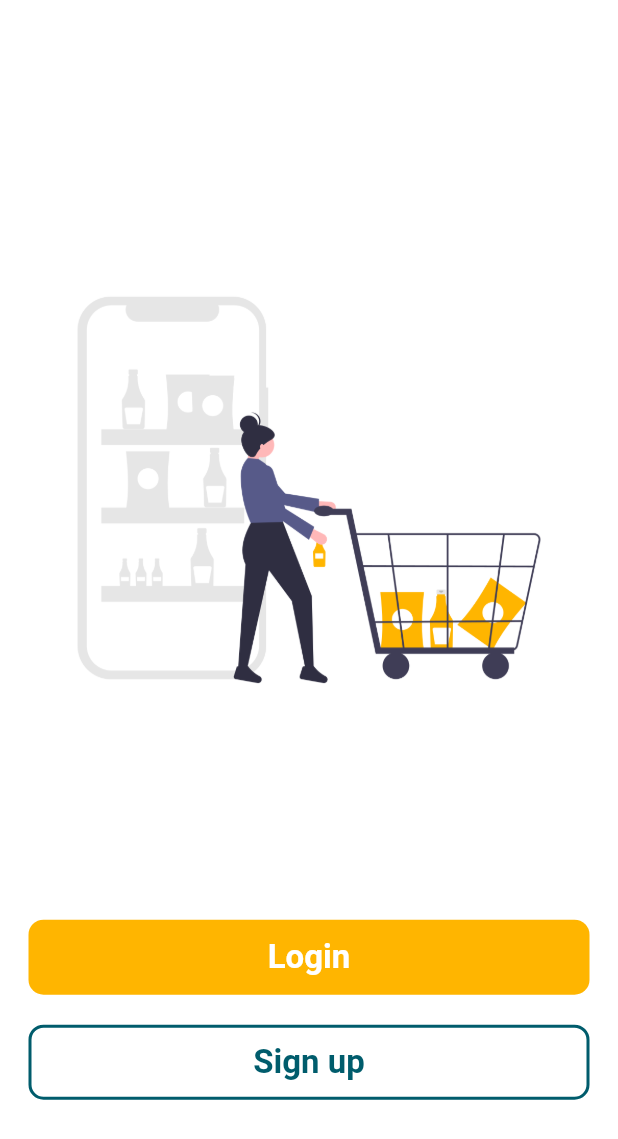
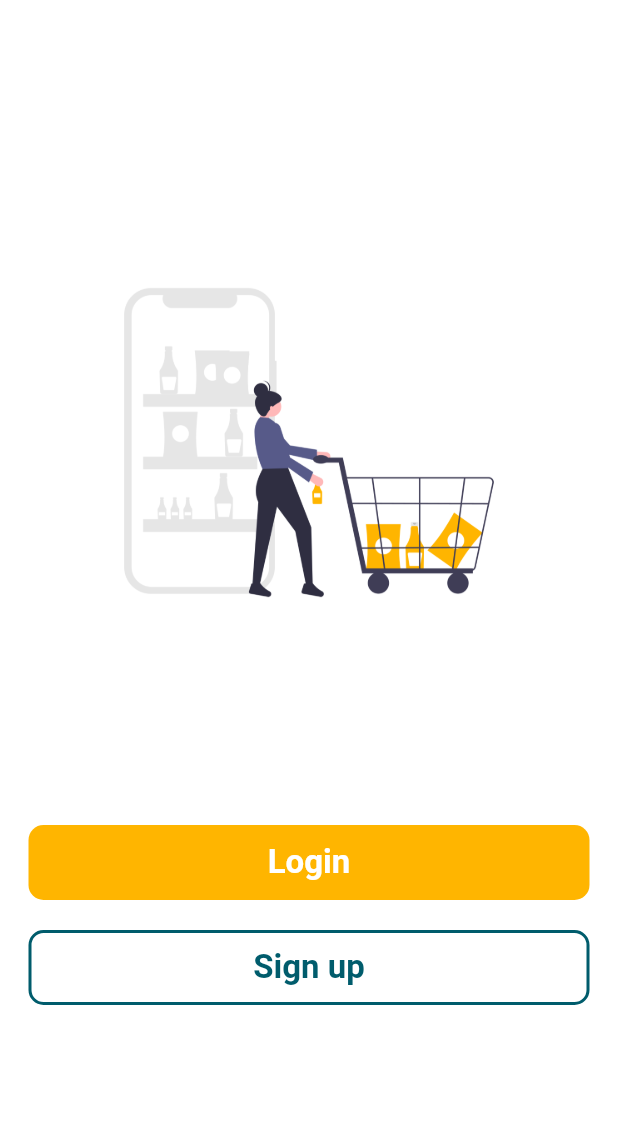
Before and after one commit to Yusfgus/Ecommerce_app, a Flutter app: the screen it shows after launch, on a phone screen of 412 x 824 dp. Shown: the top 1139 px of the screen. Run offline on Flutter 3.47's test engine with Material 2 defaults, Android fonts, the phone set to English and light mode, and no system bars.

Commit message:
editing the welcome page

```diff
--- a/lib/main.dart
+++ b/lib/main.dart
@@ -1,8 +1,6 @@
 import 'package:flutter/material.dart';
-import 'package:nemo_app/modules/Login%20Page/LoginScreen.dart';
-import 'modules/Register Screen/RegisterScreen.dart';
 import 'modules/Splash screen/SplashScreen.dart';
-import 'modules/welcome Screen/WelcomeScreen.dart';
+
 
 void main() {
   runApp(const MyApp());
--- a/lib/modules/welcome Screen/WelcomeScreen.dart
+++ b/lib/modules/welcome Screen/WelcomeScreen.dart
@@ -10,9 +10,14 @@ class WelcomeScreen extends StatelessWidget {
 
   @override
   Widget build(BuildContext context) {
+    MediaQueryData mediaQueryData = MediaQuery.of(context);
+    double screenWidth = mediaQueryData.size.width;
+    double screenHeight = mediaQueryData.size.height;
+
     return Scaffold(
       backgroundColor: Colors.white,
-      body: Column(
+      body: Center(
+        child: Column(
           children:
           [
             Padding(
@@ -22,8 +27,15 @@ class WelcomeScreen extends StatelessWidget {
                 top: 170.0,
                 bottom: 130.0,
               ),
-            child: Image(image: AssetImage('assets/welcome.png'),),
+              child: Container(
+                height: 250,
+                child: Image(image: AssetImage('assets/welcome.png'),
+                fit: BoxFit.cover,),
               ),
+            ),
+            Column(
+              children:
+              [
                 //login
                 defaultMaterialButton(
                   valid: (){
@@ -53,7 +65,14 @@ class WelcomeScreen extends StatelessWidget {
                   haveBorder: true,
                   textColor:  Color(0xFF005C6C),
                 ),
+                SizedBox(
+                  height: 20.0,
+                ),
               ],
+            ),
+
+          ],
+        ),
       ),
     );
   }
```
Lines whose indentation alone changed are shown as unchanged.
